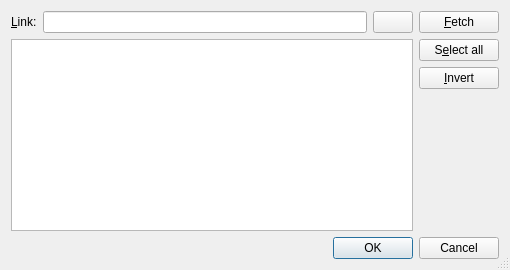
Before: the Qt Designer form rc/rssdlg.ui in guendto/abby, drawn with Qt 5.
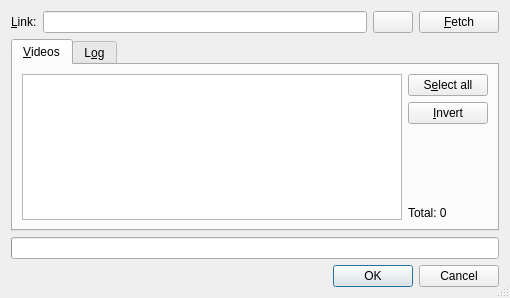
After: the same form once the commit is applied. Icons and pictures are not drawn.

Commit message: rss: add progressbar, log view and abort functionality.

```diff
--- a/rc/rssdlg.ui
+++ b/rc/rssdlg.ui
@@ -11,7 +11,7 @@
     <x>0</x>
     <y>0</y>
     <width>510</width>
-    <height>270</height>
+    <height>298</height>
    </rect>
   </property>
   <property name="windowTitle">
@@ -24,7 +24,7 @@
   <property name="sizeGripEnabled">
    <bool>true</bool>
   </property>
-  <layout class="QGridLayout" name="gridLayout">
+  <layout class="QGridLayout" name="gridLayout_2">
    <item row="0" column="0">
     <layout class="QHBoxLayout" name="horizontalLayout_2">
      <item>
@@ -80,6 +80,16 @@
     </layout>
    </item>
    <item row="1" column="0">
+    <widget class="QTabWidget" name="tabWidget">
+     <property name="currentIndex">
+      <number>0</number>
+     </property>
+     <widget class="QWidget" name="tab">
+      <attribute name="title">
+       <string>&amp;Videos</string>
+      </attribute>
+      <layout class="QGridLayout" name="gridLayout">
+       <item row="0" column="0">
     <layout class="QHBoxLayout" name="horizontalLayout">
      <item>
       <widget class="QTreeWidget" name="itemsTree">
@@ -145,11 +155,42 @@
          </property>
         </spacer>
        </item>
+           <item>
+            <widget class="QLabel" name="totalLabel">
+             <property name="text">
+              <string>Total: 0</string>
+             </property>
+            </widget>
+           </item>
       </layout>
      </item>
     </layout>
    </item>
-   <item row="2" column="0">
+      </layout>
+     </widget>
+     <widget class="QWidget" name="tab_2">
+      <attribute name="title">
+       <string>L&amp;og</string>
+      </attribute>
+      <layout class="QGridLayout" name="gridLayout_3">
+       <item row="0" column="0">
+        <widget class="QTextEdit" name="logEdit">
+         <property name="undoRedoEnabled">
+          <bool>false</bool>
+         </property>
+         <property name="readOnly">
+          <bool>true</bool>
+         </property>
+         <property name="acceptRichText">
+          <bool>false</bool>
+         </property>
+        </widget>
+       </item>
+      </layout>
+     </widget>
+    </widget>
+   </item>
+   <item row="3" column="0">
     <widget class="QDialogButtonBox" name="buttonBox">
      <property name="orientation">
       <enum>Qt::Horizontal</enum>
@@ -159,6 +200,16 @@
      </property>
     </widget>
    </item>
+   <item row="2" column="0">
+    <widget class="QProgressBar" name="progressBar">
+     <property name="value">
+      <number>0</number>
+     </property>
+     <property name="textVisible">
+      <bool>false</bool>
+     </property>
+    </widget>
+   </item>
   </layout>
  </widget>
  <tabstops>
```
Lines whose indentation alone changed are shown as unchanged. The commit also changes 2 other files.
